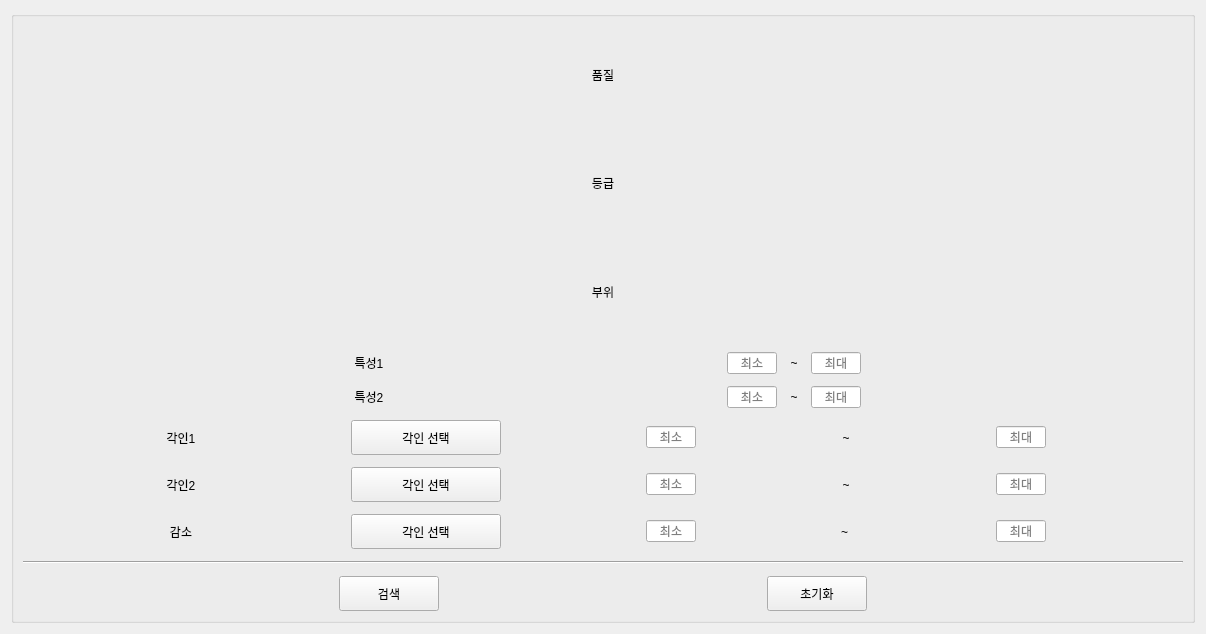
Before: the Qt Designer form tools/accessory_searcher/accessory_searcher.ui in Wseop/Qt_LoaTools, drawn with Qt 5.
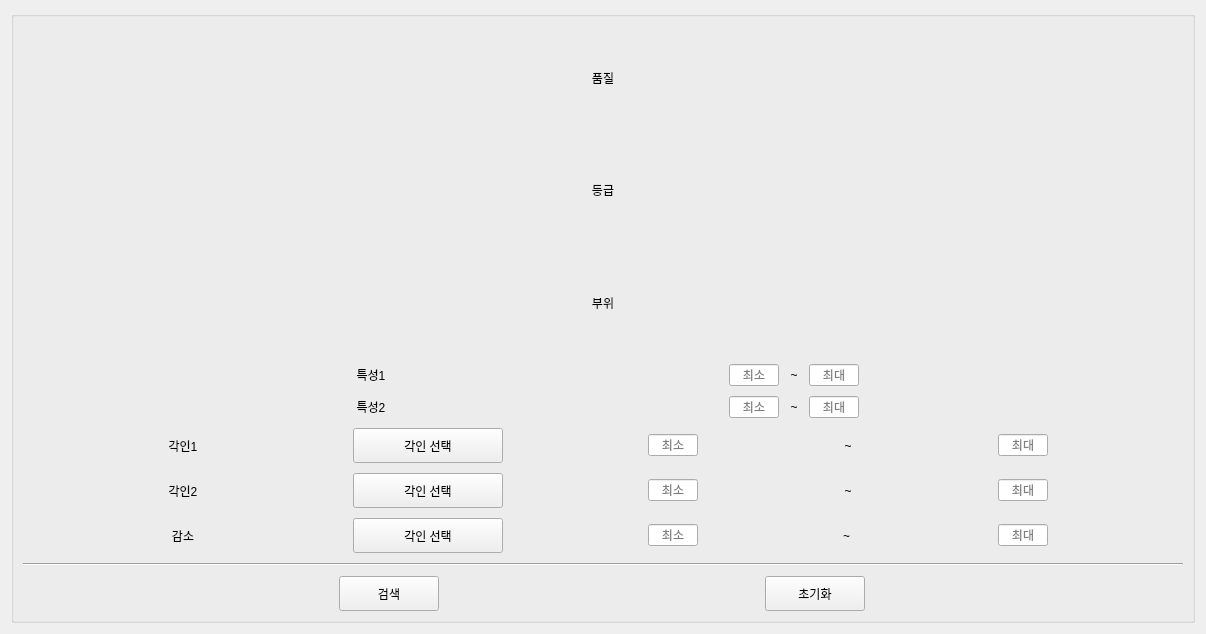
After: the same form once the commit is applied.

What changed in the file:
```diff
--- a/tools/accessory_searcher/accessory_searcher.ui
+++ b/tools/accessory_searcher/accessory_searcher.ui
@@ -27,7 +27,7 @@
      </property>
      <layout class="QVBoxLayout" name="vLayoutSelector">
       <property name="spacing">
-       <number>12</number>
+       <number>10</number>
       </property>
       <property name="sizeConstraint">
        <enum>QLayout::SetDefaultConstraint</enum>
```
Left out of the diff: 16 changed lines with no effect on the pictures.
